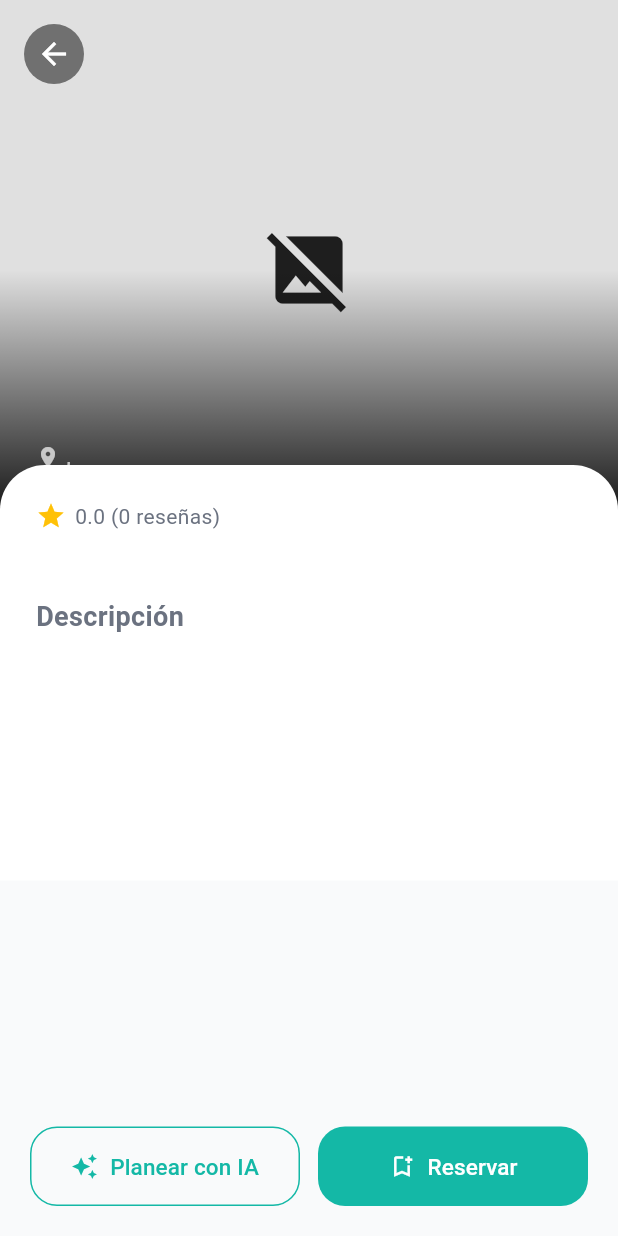
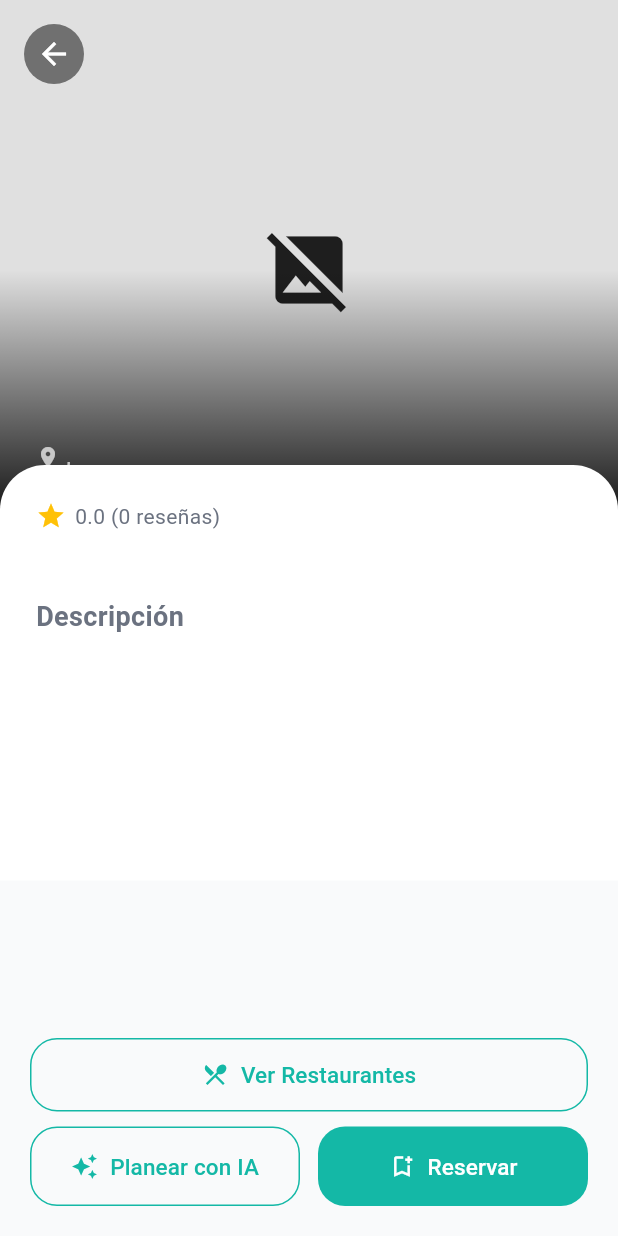
Before and after one commit to SamuelVerbel/aikora_sora, a Flutter app: the DestinationDetailScreen screen opened directly with empty values, on a phone screen of 412 x 824 dp. Run offline on Flutter 3.47's test engine with Material 3 defaults, Android fonts, the phone set to English and light mode, and no system bars; our stand-ins replace cached_network_image, flutter_dotenv, geolocator, shared_preferences, supabase_flutter; accounts and stored records are empty; network calls fail.

Commit message:
cached network images in explore, detail and restaurants (RF-11)

```diff
--- a/lib/core/routes/app_routes.dart
+++ b/lib/core/routes/app_routes.dart
@@ -143,7 +143,9 @@ class AppRoutes {
       // ── RESTAURANTS ──
       case restaurants:
         return MaterialPageRoute(
-            builder: (_) => const RestaurantsScreen());
+          builder: (_) => const RestaurantsScreen(),
+          settings: settings, // ← ESTO es lo que faltaba
+        );
 
       // ── DEFAULT ──
       default:
--- a/lib/features/explore/screens/destination_detail_screen.dart
+++ b/lib/features/explore/screens/destination_detail_screen.dart
@@ -5,6 +5,7 @@ import '../../../core/theme/app_colors.dart';
 import '../models/destination_model.dart';
 import 'gallery_fullscreen_screen.dart';
 import '../../reservations/create_reservation_screen.dart';
+import 'package:cached_network_image/cached_network_image.dart';
 
 class DestinationDetailScreen extends StatefulWidget {
   final Destination destination;
@@ -88,21 +89,26 @@ class _DestinationDetailScreenState extends State<DestinationDetailScreen> {
                         }
                       },
                       child: imageUrl.isNotEmpty
-                          ? Image.network(
-                              imageUrl,
+    ? CachedNetworkImage(
+        imageUrl: imageUrl,
         fit: BoxFit.cover,
         width: double.infinity,
-                              errorBuilder: (_, __, ___) => Container(
+        placeholder: (context, url) => Container(
+          color: Colors.grey[200],
+          child: const Center(
+            child: CircularProgressIndicator(strokeWidth: 2),
+          ),
+        ),
+        errorWidget: (context, url, error) => Container(
           color: Colors.grey[300],
-                                child: const Icon(
-                                    Icons.image_not_supported, size: 60),
+          child: const Icon(Icons.image_not_supported, size: 60),
         ),
       )
     : Container(
         color: Colors.grey[300],
-                              child: const Icon(
-                                  Icons.image_not_supported, size: 60),
+        child: const Icon(Icons.image_not_supported, size: 60),
       ),
+
                     );
                   },
                 ),
@@ -381,7 +387,40 @@ class _DestinationDetailScreenState extends State<DestinationDetailScreen> {
       // 🔥 Botón inferior
       bottomNavigationBar: Padding(
         padding: const EdgeInsets.fromLTRB(20, 0, 20, 20),
-        child: Row(
+        child: Column(
+          mainAxisSize: MainAxisSize.min,
+          children: [
+            // Fila superior: Restaurantes (ancho completo)
+            SizedBox(
+              width: double.infinity,
+              child: OutlinedButton.icon(
+                style: OutlinedButton.styleFrom(
+                  padding: const EdgeInsets.symmetric(vertical: 14),
+                  side: const BorderSide(color: AppColors.accent),
+                  shape: RoundedRectangleBorder(
+                      borderRadius: BorderRadius.circular(18)),
+                ),
+                icon: const Icon(Icons.restaurant_menu,
+                    color: AppColors.accent),
+                label: const Text(
+                  'Ver Restaurantes',
+                  style: TextStyle(color: AppColors.accent, fontSize: 15),
+                ),
+                onPressed: () {
+                  Navigator.pushNamed(
+                    context,
+                    '/restaurants',
+                    arguments: {
+                      'destinationId': dest.id,
+                      'destinationName': dest.title,
+                    },
+                  );
+                },
+              ),
+            ),
+            const SizedBox(height: 10),
+            // Fila inferior: Planear con IA + Reservar
+            Row(
               children: [
                 Expanded(
                   child: OutlinedButton.icon(
@@ -391,18 +430,20 @@ class _DestinationDetailScreenState extends State<DestinationDetailScreen> {
                       shape: RoundedRectangleBorder(
                           borderRadius: BorderRadius.circular(18)),
                     ),
-                icon: const Icon(Icons.auto_awesome, color: AppColors.accent),
+                    icon: const Icon(Icons.auto_awesome,
+                        color: AppColors.accent),
                     label: const Text(
                       'Planear con IA',
-                  style: TextStyle(color: AppColors.accent, fontSize: 15),
+                      style: TextStyle(
+                          color: AppColors.accent, fontSize: 15),
                     ),
                     onPressed: () {
-                  Navigator.pushNamed(context, '/plan', arguments: dest);
+                      Navigator.pushNamed(context, '/plan',
+                          arguments: dest);
                     },
                   ),
                 ),
                 const SizedBox(width: 12),
-            // Botón Reservar
                 Expanded(
                   child: ElevatedButton.icon(
                     style: ElevatedButton.styleFrom(
@@ -415,7 +456,8 @@ class _DestinationDetailScreenState extends State<DestinationDetailScreen> {
                         color: Colors.white),
                     label: const Text(
                       'Reservar',
-                  style: TextStyle(fontSize: 15, color: Colors.white),
+                      style:
+                          TextStyle(fontSize: 15, color: Colors.white),
                     ),
                     onPressed: () {
                       showModalBottomSheet(
@@ -427,6 +469,8 @@ class _DestinationDetailScreenState extends State<DestinationDetailScreen> {
                       );
                     },
                   ),
+                ),
+              ],
             ),
           ],
         ),
```
Also changed, not shown: lib/features/explore/explore_screen.dart (+11 -6 lines), lib/features/restaurants/restaurants_screen.dart (+13 -4 lines). Lines whose indentation alone changed are shown as unchanged.
